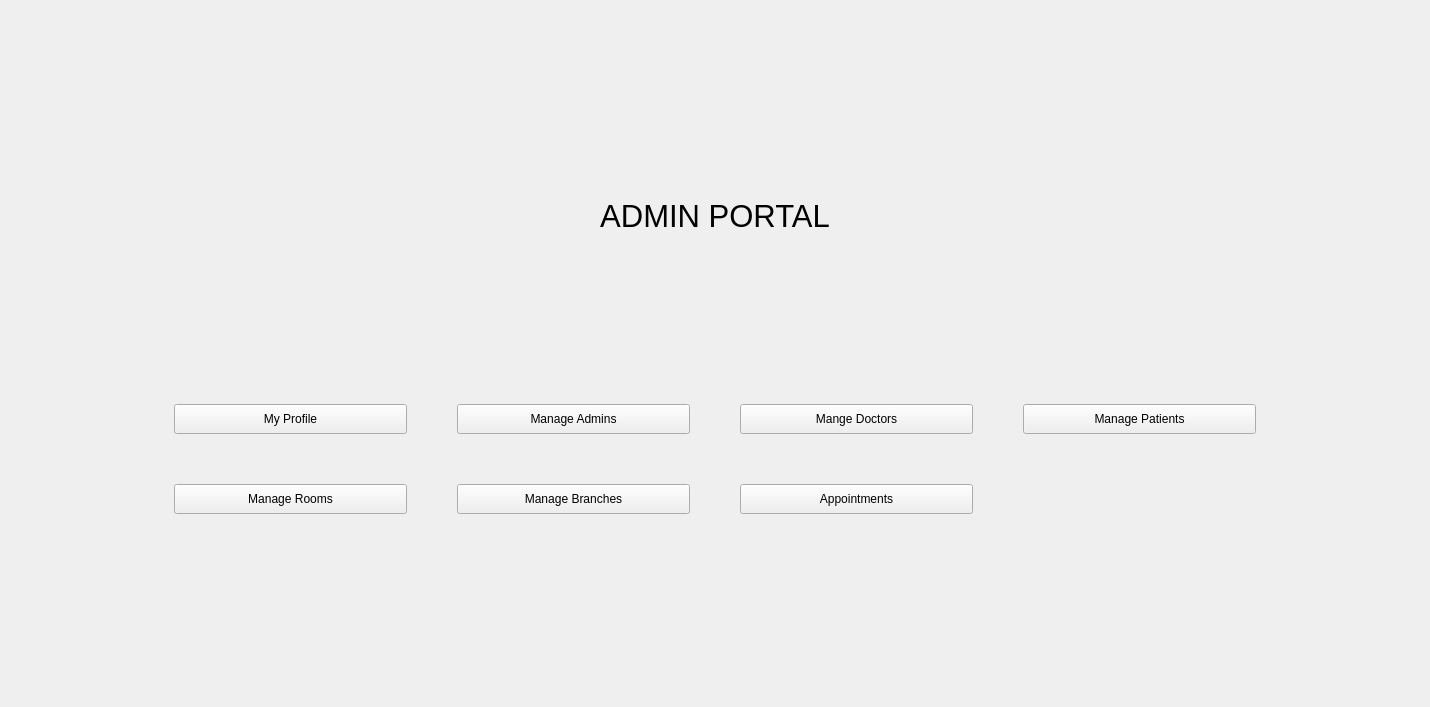
Old version of the form backend/ui/admin/admin_main_interface.ui in the repository MZaidNaeem/hospital_management_system.
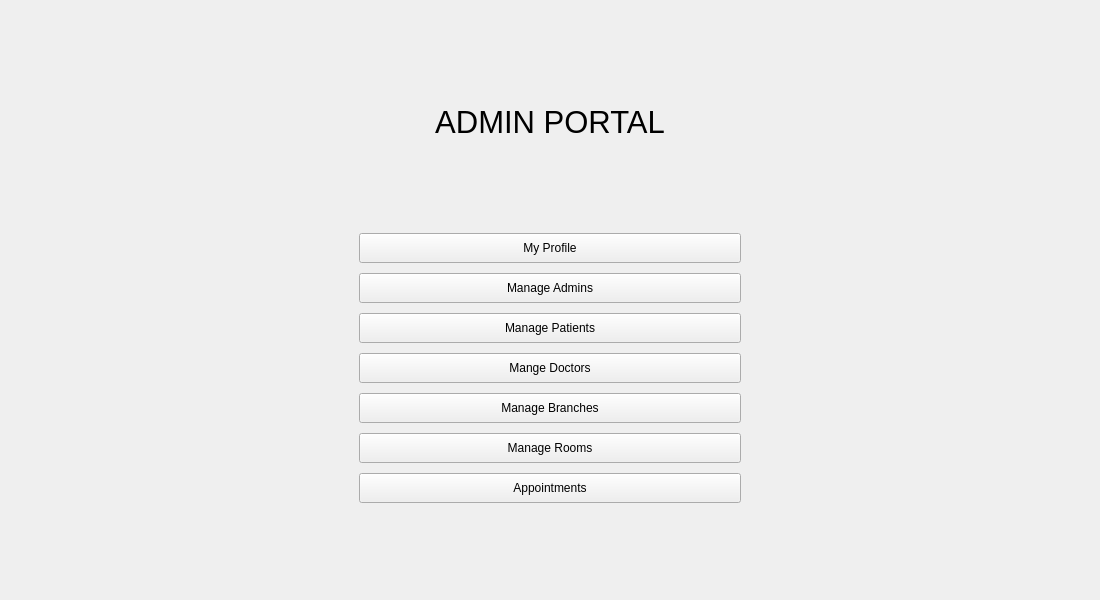
New version of the form.

Commit message: admin interface changed

What changed in the file:
```diff
--- a/backend/ui/admin/admin_main_interface.ui
+++ b/backend/ui/admin/admin_main_interface.ui
@@ -6,10 +6,16 @@
    <rect>
     <x>0</x>
     <y>0</y>
-    <width>1430</width>
-    <height>707</height>
+    <width>1100</width>
+    <height>600</height>
    </rect>
   </property>
+  <property name="minimumSize">
+   <size>
+    <width>1100</width>
+    <height>600</height>
+   </size>
+  </property>
   <property name="windowTitle">
    <string>Frame</string>
   </property>
@@ -24,7 +30,7 @@
      </property>
      <property name="maximumSize">
       <size>
-       <width>1100</width>
+       <width>400</width>
        <height>650</height>
       </size>
      </property>
@@ -69,63 +75,11 @@
        </widget>
       </item>
       <item row="1" column="0">
-       <layout class="QGridLayout" name="gridLayout_2">
+       <layout class="QVBoxLayout" name="verticalLayout">
         <property name="spacing">
-         <number>50</number>
+         <number>10</number>
         </property>
-        <item row="1" column="2">
-         <widget class="QPushButton" name="admin_manage_appointments">
-          <property name="minimumSize">
-           <size>
-            <width>0</width>
-            <height>30</height>
-           </size>
-          </property>
-          <property name="text">
-           <string>Appointments</string>
-          </property>
-         </widget>
-        </item>
-        <item row="0" column="2">
-         <widget class="QPushButton" name="admin_manage_doctors">
-          <property name="minimumSize">
-           <size>
-            <width>0</width>
-            <height>30</height>
-           </size>
-          </property>
-          <property name="text">
-           <string>Mange Doctors</string>
-          </property>
-         </widget>
-        </item>
-        <item row="1" column="0">
-         <widget class="QPushButton" name="admin_manage_rooms">
-          <property name="minimumSize">
-           <size>
-            <width>0</width>
-            <height>30</height>
-           </size>
-          </property>
-          <property name="text">
-           <string>Manage Rooms</string>
-          </property>
-         </widget>
-        </item>
-        <item row="1" column="1">
-         <widget class="QPushButton" name="admin_manage_branches">
-          <property name="minimumSize">
-           <size>
-            <width>0</width>
-            <height>30</height>
-           </size>
-          </property>
-          <property name="text">
-           <string>Manage Branches</string>
-          </property>
-         </widget>
-        </item>
-        <item row="0" column="0">
+        <item>
          <widget class="QPushButton" name="admin_my_profile">
           <property name="minimumSize">
            <size>
@@ -138,7 +92,7 @@
           </property>
          </widget>
         </item>
-        <item row="0" column="1">
+        <item>
          <widget class="QPushButton" name="admin_mange_admins">
           <property name="minimumSize">
            <size>
@@ -151,7 +105,7 @@
           </property>
          </widget>
         </item>
-        <item row="0" column="3">
+        <item>
          <widget class="QPushButton" name="admin_manage_patients">
           <property name="enabled">
            <bool>true</bool>
@@ -170,6 +124,58 @@
           </property>
          </widget>
         </item>
+        <item>
+         <widget class="QPushButton" name="admin_manage_doctors">
+          <property name="minimumSize">
+           <size>
+            <width>0</width>
+            <height>30</height>
+           </size>
+          </property>
+          <property name="text">
+           <string>Mange Doctors</string>
+          </property>
+         </widget>
+        </item>
+        <item>
+         <widget class="QPushButton" name="admin_manage_branches">
+          <property name="minimumSize">
+           <size>
+            <width>0</width>
+            <height>30</height>
+           </size>
+          </property>
+          <property name="text">
+           <string>Manage Branches</string>
+          </property>
+         </widget>
+        </item>
+        <item>
+         <widget class="QPushButton" name="admin_manage_rooms">
+          <property name="minimumSize">
+           <size>
+            <width>0</width>
+            <height>30</height>
+           </size>
+          </property>
+          <property name="text">
+           <string>Manage Rooms</string>
+          </property>
+         </widget>
+        </item>
+        <item>
+         <widget class="QPushButton" name="admin_manage_appointments">
+          <property name="minimumSize">
+           <size>
+            <width>0</width>
+            <height>30</height>
+           </size>
+          </property>
+          <property name="text">
+           <string>Appointments</string>
+          </property>
+         </widget>
+        </item>
        </layout>
       </item>
      </layout>
```
The commit also changes 2 other files.
